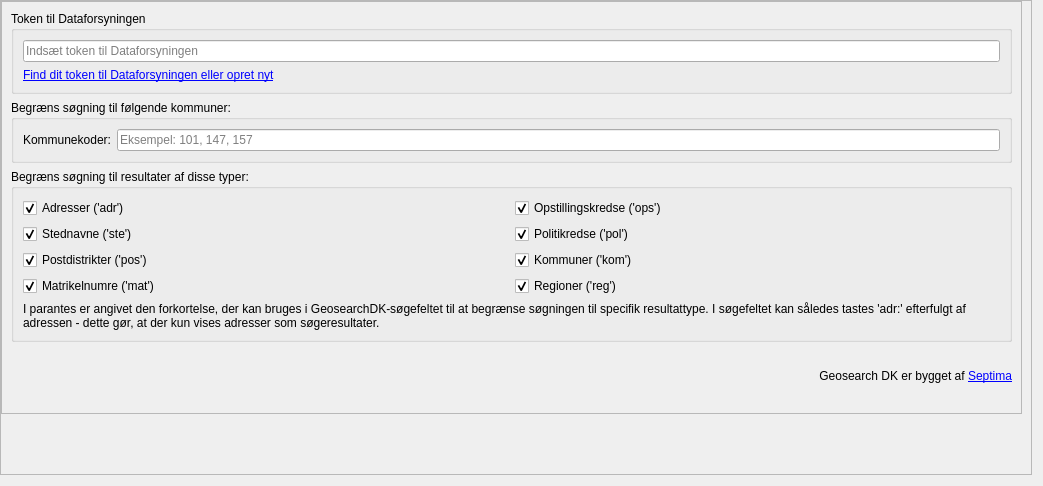
Before: the Qt Designer form src/geosearch_dk/config/settings.ui in Septima/qgis-geosearch, drawn with Qt 5.
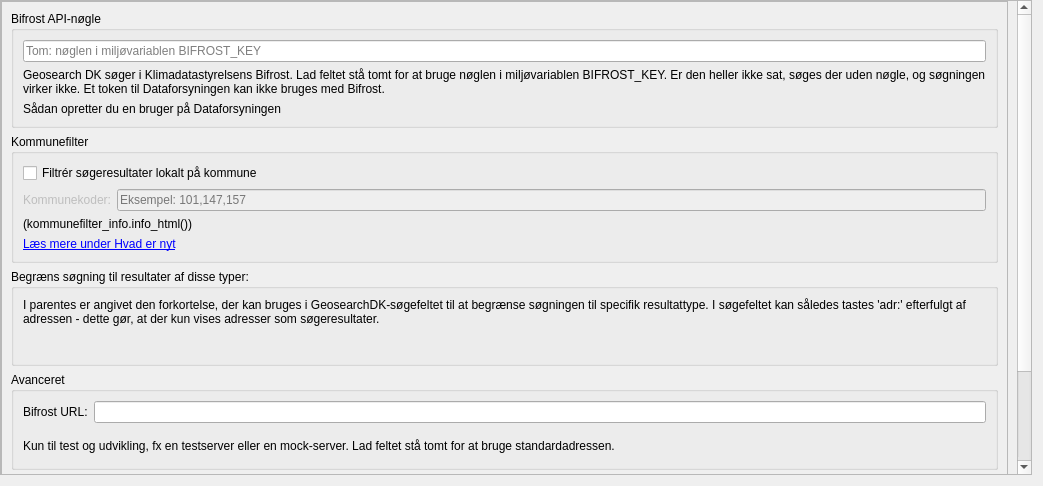
After: the same form once the commit is applied. Custom widgets are drawn as their Qt base class.

Commit message:
Geosearch DK 4.0: switch from GSearch to Bifrost
GSearch closes in November 2026. This moves the plugin to
Klimadatastyrelsen's search service Bifrost, keeps QGIS 3 (Qt5) and
QGIS 4 (Qt6) support, and tells users what changed in a "Hvad er nyt"
dialog. Adds unit tests, QGIS integration tests in Docker, a mock
Bifrost, recorded Bifrost fixtures for a case catalogue, CI, and
make package / make publish-check for plugins.qgis.org.

Developed in AsgerPetersen/qgis-geosearch (branch bifrost), where the
GSearch vs Bifrost comparison and its recordings stay.

Diff of the .ui file:
```diff
--- a/src/geosearch_dk/config/settings.ui
+++ b/src/geosearch_dk/config/settings.ui
@@ -83,23 +83,36 @@
           <item>
            <widget class="QGroupBox" name="groupBox">
             <property name="title">
-             <string>Token til Dataforsyningen</string>
+             <string>Bifrost API-nøgle</string>
             </property>
             <layout class="QVBoxLayout" name="verticalLayout">
              <item>
-              <widget class="QLineEdit" name="token">
-               <property name="text">
-                <string/>
+              <widget class="QLineEdit" name="bifrost_key">
+               <property name="echoMode">
+                <enum>QLineEdit::PasswordEchoOnEdit</enum>
                </property>
                <property name="placeholderText">
-                <string>Indsæt token til Dataforsyningen</string>
+                <string>Tom: nøglen i miljøvariablen BIFROST_KEY</string>
                </property>
               </widget>
              </item>
              <item>
               <widget class="QLabel" name="label">
                <property name="text">
-                <string>&lt;html&gt;&lt;head/&gt;&lt;body&gt;&lt;p&gt;&lt;a href=&quot;https://dataforsyningen.dk/user#token&quot;&gt;&lt;span style=&quot; text-decoration: underline; color:#0000ff;&quot;&gt;Find dit token til Dataforsyningen eller opret nyt&lt;/span&gt;&lt;/a&gt;</string>
+                <string>Geosearch DK søger i Klimadatastyrelsens Bifrost. Lad feltet stå tomt for at bruge nøglen i miljøvariablen BIFROST_KEY. Er den heller ikke sat, søges der uden nøgle, og søgningen virker ikke. Et token til Dataforsyningen kan ikke bruges med Bifrost.</string>
+               </property>
+               <property name="wordWrap">
+                <bool>true</bool>
+               </property>
+              </widget>
+             </item>
+             <item>
+              <widget class="QLabel" name="bifrostKeyLinkLabel">
+               <property name="text">
+                <string>Sådan opretter du en bruger på Dataforsyningen</string>
+               </property>
+               <property name="textFormat">
+                <enum>Qt::RichText</enum>
                </property>
                <property name="openExternalLinks">
                 <bool>true</bool>
@@ -115,7 +128,7 @@
              <string>Søg kun i listede kommuner</string>
             </property>
             <property name="title">
-             <string>Begræns søgning til følgende kommuner:</string>
+             <string>Kommunefilter</string>
             </property>
             <property name="flat">
              <bool>false</bool>
@@ -124,20 +137,36 @@
              <bool>false</bool>
             </property>
             <layout class="QVBoxLayout" name="verticalLayout_3">
+             <item>
+              <widget class="QCheckBox" name="kommunefilter_enabled">
+               <property name="text">
+                <string>Filtrér søgeresultater lokalt på kommune</string>
+               </property>
+               <property name="checked">
+                <bool>false</bool>
+               </property>
+              </widget>
+             </item>
              <item>
               <layout class="QFormLayout" name="formLayout">
                <item row="0" column="1">
                 <widget class="QLineEdit" name="kommunefilter">
+                 <property name="enabled">
+                  <bool>false</bool>
+                 </property>
                  <property name="toolTip">
                   <string/>
                  </property>
                  <property name="placeholderText">
-                  <string>Eksempel: 101, 147, 157</string>
+                  <string>Eksempel: 101,147,157</string>
                  </property>
                 </widget>
                </item>
                <item row="0" column="0">
                 <widget class="QLabel" name="kommunekoderLabel">
+                 <property name="enabled">
+                  <bool>false</bool>
+                 </property>
                  <property name="text">
                   <string>Kommunekoder:</string>
                  </property>
@@ -145,6 +174,32 @@
                </item>
               </layout>
              </item>
+             <item>
+              <widget class="QLabel" name="kommunefilterInfoLabel">
+               <property name="text">
+                <string notr="true">(kommunefilter_info.info_html())</string>
+               </property>
+               <property name="textFormat">
+                <enum>Qt::RichText</enum>
+               </property>
+               <property name="alignment">
+                <set>Qt::AlignLeading|Qt::AlignLeft|Qt::AlignTop</set>
+               </property>
+               <property name="wordWrap">
+                <bool>true</bool>
+               </property>
+              </widget>
+             </item>
+             <item>
+              <widget class="QLabel" name="kommunefilterWhatsNewLabel">
+               <property name="text">
+                <string>&lt;a href=&quot;#kommunefilter&quot;&gt;Læs mere under Hvad er nyt&lt;/a&gt;</string>
+               </property>
+               <property name="textFormat">
+                <enum>Qt::RichText</enum>
+               </property>
+              </widget>
+             </item>
             </layout>
            </widget>
           </item>
@@ -158,88 +213,7 @@
             </property>
             <layout class="QVBoxLayout" name="verticalLayout_5">
              <item>
-              <layout class="QGridLayout" name="gridLayout_3">
-               <item row="0" column="0">
-                <widget class="QCheckBox" name="search_adr">
-                 <property name="text">
-                  <string>Adresser ('adr')</string>
-                 </property>
-                 <property name="checked">
-                  <bool>true</bool>
-                 </property>
-                </widget>
-               </item>
-               <item row="0" column="1">
-                <widget class="QCheckBox" name="search_ops">
-                 <property name="text">
-                  <string>Opstillingskredse ('ops')</string>
-                 </property>
-                 <property name="checked">
-                  <bool>true</bool>
-                 </property>
-                </widget>
-               </item>
-               <item row="1" column="0">
-                <widget class="QCheckBox" name="search_ste">
-                 <property name="text">
-                  <string>Stednavne ('ste')</string>
-                 </property>
-                 <property name="checked">
-                  <bool>true</bool>
-                 </property>
-                </widget>
-               </item>
-               <item row="1" column="1">
-                <widget class="QCheckBox" name="search_pol">
-                 <property name="text">
-                  <string>Politikredse ('pol')</string>
-                 </property>
-                 <property name="checked">
-                  <bool>true</bool>
-                 </property>
-                </widget>
-               </item>
-               <item row="2" column="0">
-                <widget class="QCheckBox" name="search_pos">
-                 <property name="text">
-                  <string>Postdistrikter ('pos')</string>
-                 </property>
-                 <property name="checked">
-                  <bool>true</bool>
-                 </property>
-                </widget>
-               </item>
-               <item row="2" column="1">
-                <widget class="QCheckBox" name="search_kom">
-                 <property name="text">
-                  <string>Kommuner ('kom')</string>
-                 </property>
-                 <property name="checked">
-                  <bool>true</bool>
-                 </property>
-                </widget>
-               </item>
-               <item row="3" column="0">
-                <widget class="QCheckBox" name="search_mat">
-                 <property name="text">
-                  <string>Matrikelnumre ('mat')</string>
-                 </property>
-                 <property name="checked">
-                  <bool>true</bool>
-                 </property>
-                </widget>
-               </item>
-               <item row="3" column="1">
-                <widget class="QCheckBox" name="search_reg">
-                 <property name="text">
-                  <string>Regioner ('reg')</string>
-                 </property>
-                 <property name="checked">
-                  <bool>true</bool>
-                 </property>
-                </widget>
-               </item>
-              </layout>
+              <layout class="QGridLayout" name="gridLayout_3"/>
              </item>
              <item>
               <widget class="QLabel" name="label_soegtip1">
@@ -250,7 +224,7 @@
                 </sizepolicy>
                </property>
                <property name="text">
-                <string>I parantes er angivet den forkortelse, der kan bruges i GeosearchDK-søgefeltet til at begrænse søgningen til specifik resultattype. I søgefeltet kan således tastes 'adr:' efterfulgt af adressen - dette gør, at der kun vises adresser som søgeresultater.</string>
+                <string>I parentes er angivet den forkortelse, der kan bruges i GeosearchDK-søgefeltet til at begrænse søgningen til specifik resultattype. I søgefeltet kan således tastes 'adr:' efterfulgt af adressen - dette gør, at der kun vises adresser som søgeresultater.</string>
                </property>
                <property name="alignment">
                 <set>Qt::AlignLeading|Qt::AlignLeft|Qt::AlignTop</set>
@@ -263,6 +237,45 @@
             </layout>
            </widget>
           </item>
+          <item>
+           <widget class="QgsCollapsibleGroupBox" name="advancedGroupBox">
+            <property name="title">
+             <string>Avanceret</string>
+            </property>
+            <property name="collapsed" stdset="0">
+             <bool>true</bool>
+            </property>
+            <layout class="QVBoxLayout" name="advancedLayout">
+             <item>
+              <layout class="QFormLayout" name="advancedFormLayout">
+               <item row="0" column="0">
+                <widget class="QLabel" name="bifrostUrlLabel">
+                 <property name="text">
+                  <string>Bifrost URL:</string>
+                 </property>
+                 <property name="buddy">
+                  <cstring>bifrost_url</cstring>
+                 </property>
+                </widget>
+               </item>
+               <item row="0" column="1">
+                <widget class="QLineEdit" name="bifrost_url"/>
+               </item>
+              </layout>
+             </item>
+             <item>
+              <widget class="QLabel" name="bifrostUrlHelpLabel">
+               <property name="text">
+                <string>Kun til test og udvikling, fx en testserver eller en mock-server. Lad feltet stå tomt for at bruge standardadressen.</string>
+               </property>
+               <property name="wordWrap">
+                <bool>true</bool>
+               </property>
+              </widget>
+             </item>
+            </layout>
+           </widget>
+          </item>
           <item>
            <widget class="QLabel" name="copyrightLabel">
             <property name="text">
@@ -285,6 +298,14 @@
    </item>
   </layout>
  </widget>
+ <customwidgets>
+  <customwidget>
+   <class>QgsCollapsibleGroupBox</class>
+   <extends>QGroupBox</extends>
+   <header>qgscollapsiblegroupbox.h</header>
+   <container>1</container>
+  </customwidget>
+ </customwidgets>
  <resources/>
  <connections/>
 </ui>
```
Left out of the diff: 14 changed lines with no effect on the pictures. The commit also changes 169 other files.
